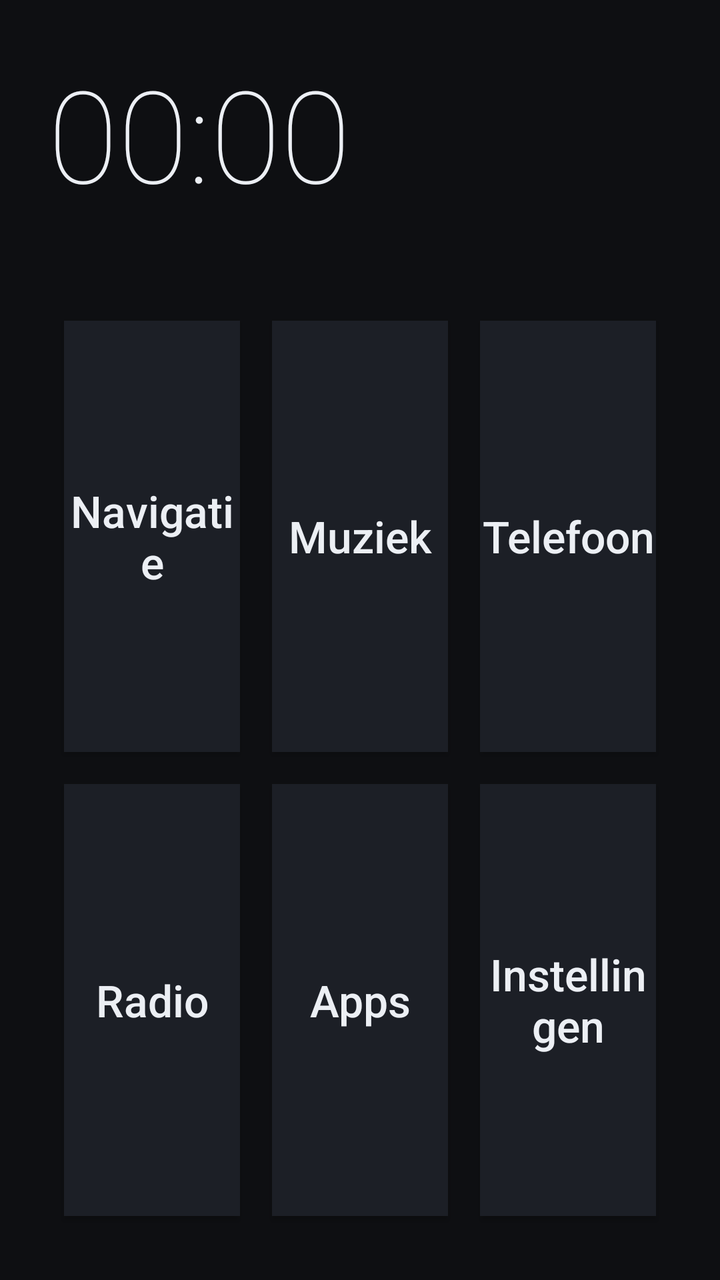
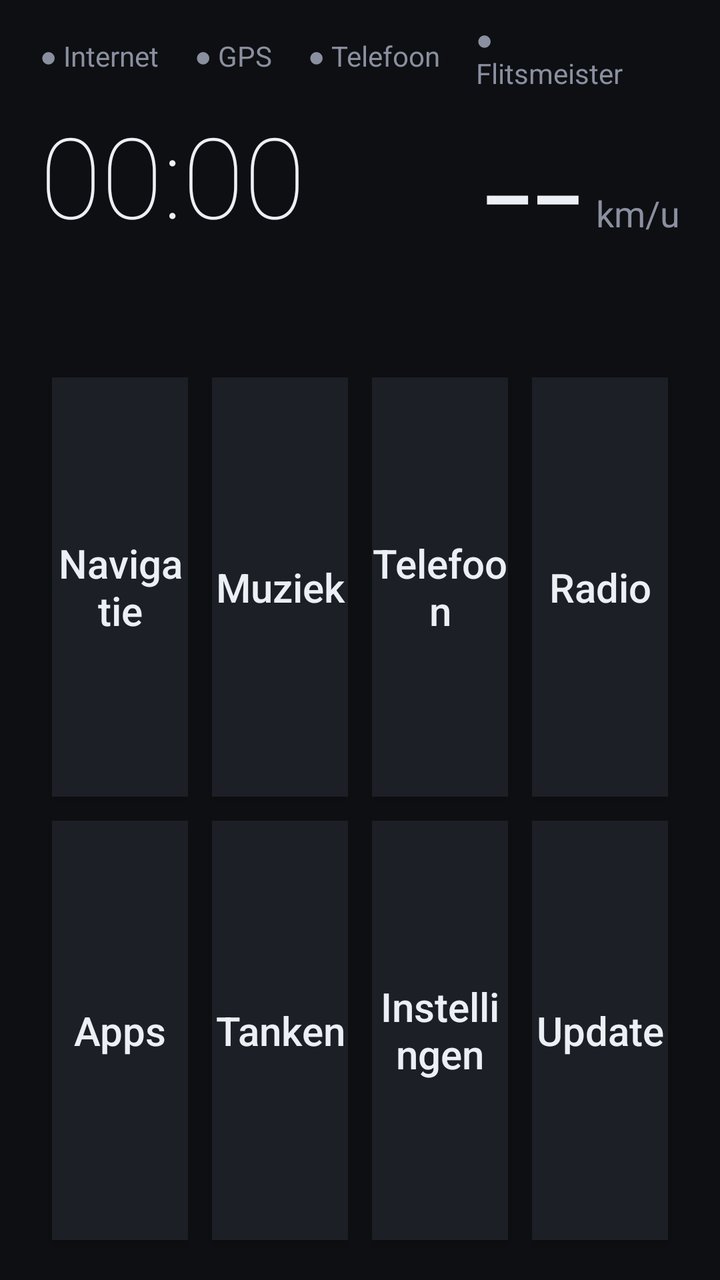

Two renders of the same Android screen: before a commit and after it. Below are the layout's source before the change and the commit's diff.
<!-- AndroidManifest.xml: application theme Theme.OptimusLauncher -->
<!-- res/layout/activity_main.xml -->
<?xml version="1.0" encoding="utf-8"?>
<LinearLayout xmlns:android="http://schemas.android.com/apk/res/android"
    android:layout_width="match_parent"
    android:layout_height="match_parent"
    android:orientation="vertical"
    android:background="@color/bg"
    android:padding="24dp">

    <TextView
        android:id="@+id/clock"
        android:layout_width="wrap_content"
        android:layout_height="wrap_content"
        android:text="00:00"
        android:textColor="@color/fg"
        android:textSize="64sp"
        android:fontFamily="sans-serif-thin" />

    <TextView
        android:id="@+id/date"
        android:layout_width="wrap_content"
        android:layout_height="wrap_content"
        android:layout_marginBottom="16dp"
        android:textColor="@color/fg_dim"
        android:textSize="20sp" />

    <GridLayout
        android:layout_width="match_parent"
        android:layout_height="0dp"
        android:layout_weight="1"
        android:columnCount="3"
        android:rowCount="2"
        android:alignmentMode="alignBounds"
        android:useDefaultMargins="false">

        <Button android:id="@+id/btn_nav" style="@style/Tile" android:text="@string/nav" />
        <Button android:id="@+id/btn_music" style="@style/Tile" android:text="@string/music" />
        <Button android:id="@+id/btn_phone" style="@style/Tile" android:text="@string/phone" />
        <Button android:id="@+id/btn_radio" style="@style/Tile" android:text="@string/radio" />
        <Button android:id="@+id/btn_apps" style="@style/Tile" android:text="@string/apps" />
        <Button android:id="@+id/btn_settings" style="@style/Tile" android:text="@string/settings" />

    </GridLayout>

</LinearLayout>
<!-- resources referenced by this layout -->
<resources>
  <color name="bg">#0E0F12</color>
  <color name="fg">#ECEFF4</color>
  <color name="fg_dim">#8A90A0</color>
  <string name="apps">Apps</string>
  <string name="music">Muziek</string>
  <string name="nav">Navigatie</string>
  <string name="phone">Telefoon</string>
  <string name="radio">Radio</string>
  <string name="settings">Instellingen</string>
  <style name="Tile">
          <item name="android:layout_width">0dp</item>
          <item name="android:layout_height">0dp</item>
          <item name="android:layout_columnWeight">1</item>
          <item name="android:layout_rowWeight">1</item>
          <item name="android:layout_margin">8dp</item>
          <item name="android:background">@color/tile</item>
          <item name="android:textColor">@color/fg</item>
          <item name="android:textSize">22sp</item>
          <item name="android:textAllCaps">false</item>
      </style>
  <style name="Theme.OptimusLauncher" parent="@android:style/Theme.Material.NoActionBar">
          <item name="android:windowBackground">@color/bg</item>
          <item name="android:statusBarColor">@color/bg</item>
          <item name="android:navigationBarColor">@color/bg</item>
      </style>
  <color name="tile">#1C1F26</color>
</resources>

<!-- the commit's change to res/layout/activity_main.xml (unified diff, before → after) -->
@@ -4,30 +4,103 @@
     android:layout_height="match_parent"
     android:orientation="vertical"
     android:background="@color/bg"
-    android:padding="24dp">
+    android:paddingStart="20dp"
+    android:paddingEnd="20dp"
+    android:paddingTop="10dp"
+    android:paddingBottom="14dp">
 
+    
+    <LinearLayout
+        android:layout_width="match_parent"
+        android:layout_height="wrap_content"
+        android:orientation="horizontal"
+        android:gravity="center_vertical">
+
+        <TextView android:id="@+id/st_net" style="@style/Status" android:text="● Internet" />
+        <TextView android:id="@+id/st_gps" style="@style/Status" android:text="● GPS" />
+        <TextView android:id="@+id/st_phone" style="@style/Status" android:text="● Telefoon" />
+        <TextView android:id="@+id/st_flits" style="@style/Status" android:text="● Flitsmeister" />
+
+        <View android:layout_width="0dp" android:layout_height="1dp" android:layout_weight="1" />
+
+        <TextView android:id="@+id/st_tank" style="@style/Status" android:text="⛽ tank ?" />
+    </LinearLayout>
+
+    
+    <LinearLayout
+        android:layout_width="match_parent"
+        android:layout_height="wrap_content"
+        android:orientation="horizontal"
+        android:gravity="bottom">
+
+        <LinearLayout
+            android:layout_width="0dp"
+            android:layout_height="wrap_content"
+            android:layout_weight="1"
+            android:orientation="vertical">
+
+            <TextView
+                android:id="@+id/clock"
+                android:layout_width="wrap_content"
+                android:layout_height="wrap_content"
+                android:text="00:00"
+                android:textColor="@color/fg"
+                android:textSize="56sp"
+                android:fontFamily="sans-serif-thin" />
+
+            <TextView
+                android:id="@+id/date"
+                android:layout_width="wrap_content"
+                android:layout_height="wrap_content"
+                android:textColor="@color/fg_dim"
+                android:textSize="18sp" />
+        </LinearLayout>
+
+        <LinearLayout
+            android:layout_width="wrap_content"
+            android:layout_height="wrap_content"
+            android:orientation="horizontal"
+            android:gravity="bottom">
+
+            <TextView
+                android:id="@+id/speed"
+                android:layout_width="wrap_content"
+                android:layout_height="wrap_content"
+                android:text="--"
+                android:textColor="@color/fg"
+                android:textSize="88sp"
+                android:fontFamily="sans-serif-light"
+                android:includeFontPadding="false" />
+
+            <TextView
+                android:layout_width="wrap_content"
+                android:layout_height="wrap_content"
+                android:layout_marginStart="6dp"
+                android:layout_marginBottom="14dp"
+                android:text="km/u"
+                android:textColor="@color/fg_dim"
+                android:textSize="18sp" />
+        </LinearLayout>
+    </LinearLayout>
+
+    
     <TextView
-        android:id="@+id/clock"
-        android:layout_width="wrap_content"
+        android:id="@+id/trip"
+        android:layout_width="match_parent"
         android:layout_height="wrap_content"
-        android:text="00:00"
-        android:textColor="@color/fg"
-        android:textSize="64sp"
-        android:fontFamily="sans-serif-thin" />
+        android:layout_marginTop="4dp"
+        android:layout_marginBottom="8dp"
+        android:textColor="@color/fg_dim"
+        android:textSize="16sp"
+        android:singleLine="true"
+        android:ellipsize="end" />
 
-    <TextView
-        android:id="@+id/date"
-        android:layout_width="wrap_content"
-        android:layout_height="wrap_content"
-        android:layout_marginBottom="16dp"
-        android:textColor="@color/fg_dim"
-        android:textSize="20sp" />
-
+    
     <GridLayout
         android:layout_width="match_parent"
         android:layout_height="0dp"
         android:layout_weight="1"
-        android:columnCount="3"
+        android:columnCount="4"
         android:rowCount="2"
         android:alignmentMode="alignBounds"
         android:useDefaultMargins="false">
@@ -37,7 +110,9 @@
         <Button android:id="@+id/btn_phone" style="@style/Tile" android:text="@string/phone" />
         <Button android:id="@+id/btn_radio" style="@style/Tile" android:text="@string/radio" />
         <Button android:id="@+id/btn_apps" style="@style/Tile" android:text="@string/apps" />
+        <Button android:id="@+id/btn_fuel" style="@style/Tile" android:text="@string/fuel" />
         <Button android:id="@+id/btn_settings" style="@style/Tile" android:text="@string/settings" />
+        <Button android:id="@+id/btn_update" style="@style/Tile" android:text="@string/update" />
 
     </GridLayout>
 
<!-- resource entries referenced after the edit -->
@@ -4,20 +4,29 @@
   <color name="fg">#ECEFF4</color>
   <color name="fg_dim">#8A90A0</color>
   <string name="apps">Apps</string>
+  <string name="fuel">Tanken</string>
   <string name="music">Muziek</string>
   <string name="nav">Navigatie</string>
   <string name="phone">Telefoon</string>
   <string name="radio">Radio</string>
   <string name="settings">Instellingen</string>
+  <string name="update">Update</string>
+  <style name="Status">
+          <item name="android:layout_width">wrap_content</item>
+          <item name="android:layout_height">wrap_content</item>
+          <item name="android:layout_marginEnd">18dp</item>
+          <item name="android:textColor">@color/fg_dim</item>
+          <item name="android:textSize">14sp</item>
+      </style>
   <style name="Tile">
           <item name="android:layout_width">0dp</item>
           <item name="android:layout_height">0dp</item>
           <item name="android:layout_columnWeight">1</item>
           <item name="android:layout_rowWeight">1</item>
-          <item name="android:layout_margin">8dp</item>
+          <item name="android:layout_margin">6dp</item>
           <item name="android:background">@color/tile</item>
           <item name="android:textColor">@color/fg</item>
-          <item name="android:textSize">22sp</item>
+          <item name="android:textSize">20sp</item>
           <item name="android:textAllCaps">false</item>
       </style>
   <style name="Theme.OptimusLauncher" parent="@android:style/Theme.Material.NoActionBar">
